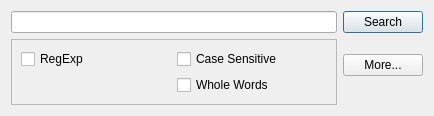
metaxy/openBibleViewer, file src/ui/dialog/searchdialog.ui: the form before one commit.
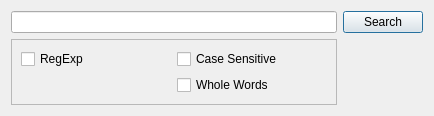
The form after the commit. Icons and pictures are not drawn.

What changed in the file:
```diff
--- a/src/ui/dialog/searchdialog.ui
+++ b/src/ui/dialog/searchdialog.ui
@@ -106,39 +106,6 @@
        </property>
       </widget>
      </item>
-     <item>
-      <spacer name="verticalSpacer_3">
-       <property name="orientation">
-        <enum>Qt::Vertical</enum>
-       </property>
-       <property name="sizeType">
-        <enum>QSizePolicy::Fixed</enum>
-       </property>
-       <property name="sizeHint" stdset="0">
-        <size>
-         <width>20</width>
-         <height>15</height>
-        </size>
-       </property>
-      </spacer>
-     </item>
-     <item>
-      <widget class="QPushButton" name="pushButton_more">
-       <property name="sizePolicy">
-        <sizepolicy hsizetype="Minimum" vsizetype="Fixed">
-         <horstretch>0</horstretch>
-         <verstretch>0</verstretch>
-        </sizepolicy>
-       </property>
-       <property name="text">
-        <string>More...</string>
-       </property>
-       <property name="icon">
-        <iconset resource="../icons.qrc">
-         <normaloff>:/icons/16x16/list-add.png</normaloff>:/icons/16x16/list-add.png</iconset>
-       </property>
-      </widget>
-     </item>
      <item>
       <spacer name="verticalSpacer_2">
        <property name="orientation">
```
Left out of the diff: 6 changed lines with no effect on the pictures.
